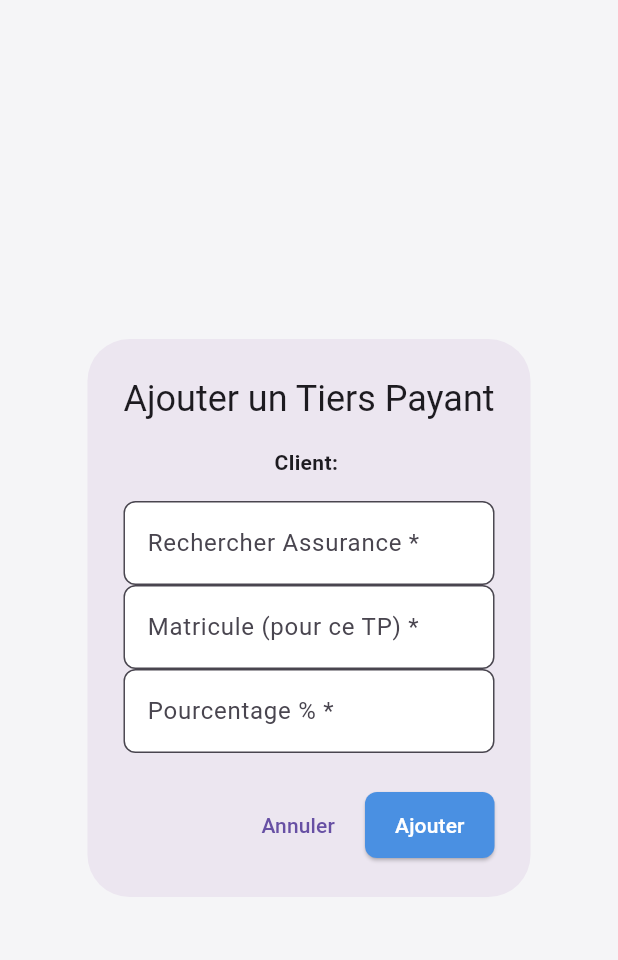
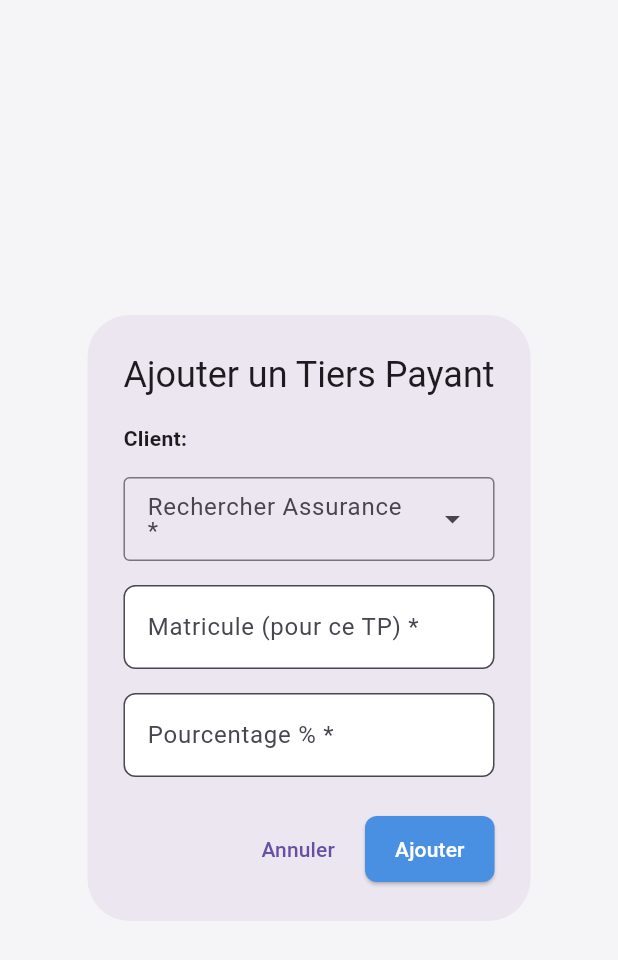
Before and after one commit to airm5500/prestige_vente_app, a Flutter app: the AddTiersPayantDialog widget shown alone on an empty page, opened directly, on a phone screen of 412 x 824 dp. Shown: the top 960 px of the screen. Run offline on Flutter 3.47's test engine with Material 3 defaults, Android fonts, the phone set to English and light mode, and no system bars; our stand-ins replace barcode_widget, cookie_jar, dio, dio_cookie_manager, fl_chart, qr_flutter and 1 more; missing offline and left inert: sunmi_printer_plus; accounts and stored records are empty.

Commit message:
correction recherche tp

```diff
--- a/lib/screens/assurance_sale/widgets/add_tiers_payant_dialog.dart
+++ b/lib/screens/assurance_sale/widgets/add_tiers_payant_dialog.dart
@@ -1,5 +1,5 @@
 // lib/screens/assurance_sale/widgets/add_tiers_payant_dialog.dart
-// 02/11/2025 15:40
+// 06/11/2025 00:15 (Corrigé - Espacement et Recherche)
 import 'dart:async';
 import 'package:flutter/material.dart';
 import 'package:flutter/services.dart';
@@ -19,33 +19,66 @@ class _AddTiersPayantDialogState extends State<AddTiersPayantDialog> {
   final _formKey = GlobalKey<FormState>();
   final _matriculeController = TextEditingController();
   final _pourcentageController = TextEditingController();
+
+  // MODIFICATIONS : Ajout du controller et focus node (comme in create_client_dialog.dart)
   final _assuranceController = TextEditingController();
+  final _assuranceFocusNode = FocusNode();
+  final _matriculeFocusNode = FocusNode();
+  final _pourcentageFocusNode = FocusNode();
+
 
   TiersPayantAssurance? _selectedTiersPayant;
   Timer? _debounce;
+
+  // MODIFICATION : Ajout du listener
+  @override
+  void initState() {
+    super.initState();
+    _assuranceController.addListener(_onAssuranceSearchChanged);
+  }
 
   @override
   void dispose() {
     _matriculeController.dispose();
     _pourcentageController.dispose();
+    _assuranceController.removeListener(_onAssuranceSearchChanged); // Nettoyer
     _assuranceController.dispose();
+    _assuranceFocusNode.dispose();
+    _matriculeFocusNode.dispose();
+    _pourcentageFocusNode.dispose();
     _debounce?.cancel();
     super.dispose();
   }
 
-  void _onAssuranceSearchChanged(AssuranceSaleProvider provider) {
+  // MODIFICATION : Ajout de la fonction (comme in create_client_dialog.dart)
+  // La recherche se fait à partir de 3 caractères
+  void _onAssuranceSearchChanged() {
+    final provider = Provider.of<AssuranceSaleProvider>(context, listen: false);
     if (_debounce?.isActive ?? false) _debounce!.cancel();
     _debounce = Timer(const Duration(milliseconds: 500), () {
-      provider.searchTiersPayantAssurance(_assuranceController.text);
+      final query = _assuranceController.text;
+      if (query.length >= 3) { // <-- Respect de la règle des 3 caractères
+        provider.searchTiersPayantAssurance(query);
+      } else {
+        provider.searchTiersPayantAssurance(""); // Vide la liste
+      }
     });
+
+    // Si l'utilisateur change le texte, invalide la sélection
+    if (_assuranceController.text != _selectedTiersPayant?.strFULLNAME) {
+      _selectedTiersPayant = null;
+    }
   }
 
   Future<void> _submit() async {
     if (!(_formKey.currentState?.validate() ?? false)) {
       return;
     }
-    if (_selectedTiersPayant == null) {
-      Constants.showSnackBar(context, "Veuillez sélectionner une assurance.", isError: true);
+
+    // MODIFICATION : Vérification manuelle de la sélection
+    if (_selectedTiersPayant == null || _assuranceController.text != _selectedTiersPayant!.strFULLNAME) {
+      Constants.showSnackBar(context, "Veuillez sélectionner une assurance valide dans la liste.", isError: true);
+      _assuranceFocusNode.requestFocus();
       return;
     }
 
@@ -63,8 +96,10 @@ class _AddTiersPayantDialogState extends State<AddTiersPayantDialog> {
 
   @override
   Widget build(BuildContext context) {
-    return Consumer<AssuranceSaleProvider>(
-      builder: (context, provider, child) {
+    // Pas besoin de Consumer autour de l'AlertDialog,
+    // on le mettra autour du DropdownMenu.
+    final provider = Provider.of<AssuranceSaleProvider>(context, listen: false);
+
     return AlertDialog(
       title: const Text('Ajouter un Tiers Payant'),
       content: Form(
@@ -72,50 +107,60 @@ class _AddTiersPayantDialogState extends State<AddTiersPayantDialog> {
         child: SingleChildScrollView(
           child: Column(
             mainAxisSize: MainAxisSize.min,
+            crossAxisAlignment: CrossAxisAlignment.start,
             children: [
               Text("Client: ${provider.selectedClient?.fullName ?? ''}", style: const TextStyle(fontWeight: FontWeight.bold)),
+              const SizedBox(height: 16), // Espacement
+
+              // MODIFICATION : Remplacement de Autocomplete par DropdownMenu
+              Consumer<AssuranceSaleProvider>(
+                  builder: (context, provider, child) {
+                    return DropdownMenu<TiersPayantAssurance>(
+                      controller: _assuranceController,
+                      focusNode: _assuranceFocusNode,
+                      label: const Text('Rechercher Assurance *'),
+                      expandedInsets: EdgeInsets.zero,
+                      enableFilter: true,
+                      enableSearch: true,
+                      dropdownMenuEntries: provider.tiersPayantSearchResults.map((tp) {
+                        return DropdownMenuEntry<TiersPayantAssurance>(
+                          value: tp,
+                          label: tp.strFULLNAME,
+                        );
+                      }).toList(),
+                      onSelected: (TiersPayantAssurance? selection) {
+                        _selectedTiersPayant = selection;
+                        _assuranceController.text = selection?.strFULLNAME ?? "";
+                        FocusScope.of(context).requestFocus(_matriculeFocusNode);
+                      },
+                    );
+                  }
+              ),
+              // FIN MODIFICATION
+
+              // MODIFICATION (Bug 1) : Ajout d'espacement
               const SizedBox(height: 16),
-                  Autocomplete<TiersPayantAssurance>(
-                    fieldViewBuilder: (context, textEditingController, focusNode, onFieldSubmitted) {
-                      _assuranceController.text = textEditingController.text;
-                      _onAssuranceSearchChanged(provider);
-                      return TextFormField(
-                        controller: textEditingController,
-                        focusNode: focusNode,
-                        decoration: const InputDecoration(
-                          labelText: 'Rechercher Assurance *',
-                        ),
-                        onChanged: (_) => _onAssuranceSearchChanged(provider),
-                        validator: (_) => _selectedTiersPayant == null ? 'Veuillez sélectionner une assurance' : null,
-                      );
-                    },
-                    optionsBuilder: (TextEditingValue textEditingValue) {
-                      if (textEditingValue.text == '') {
-                        return const Iterable<TiersPayantAssurance>.empty();
-                      }
-                      return provider.tiersPayantSearchResults.where((tp) => tp
-                          .strFULLNAME
-                          .toLowerCase()
-                          .contains(textEditingValue.text.toLowerCase()));
-                    },
-                    displayStringForOption: (TiersPayantAssurance option) => option.strFULLNAME,
-                    onSelected: (TiersPayantAssurance selection) {
-                      setState(() {
-                        _selectedTiersPayant = selection;
-                      });
-                      _assuranceController.text = selection.strFULLNAME;
-                    },
-                  ),
+
               TextFormField(
                 controller: _matriculeController,
+                focusNode: _matriculeFocusNode,
                 decoration: const InputDecoration(labelText: 'Matricule (pour ce TP) *'),
+                textInputAction: TextInputAction.next,
+                onFieldSubmitted: (_) => FocusScope.of(context).requestFocus(_pourcentageFocusNode),
                 validator: (val) => (val?.isEmpty ?? true) ? 'Requis' : null,
               ),
+
+              // MODIFICATION (Bug 1) : Ajout d'espacement
+              const SizedBox(height: 16),
+
               TextFormField(
                 controller: _pourcentageController,
+                focusNode: _pourcentageFocusNode,
                 decoration: const InputDecoration(labelText: 'Pourcentage % *'),
                 keyboardType: TextInputType.number,
                 inputFormatters: [FilteringTextInputFormatter.digitsOnly],
+                textInputAction: TextInputAction.done,
+                onFieldSubmitted: (_) => _submit(),
                 validator: (val) {
                   if (val?.isEmpty ?? true) return 'Requis';
                   final int? p = int.tryParse(val!);
@@ -130,18 +175,29 @@ class _AddTiersPayantDialogState extends State<AddTiersPayantDialog> {
         ),
       ),
       actions: [
-            if (provider.isLoading) const CircularProgressIndicator(),
+        // On écoute le isLoading du provider pour le spinner
+        Consumer<AssuranceSaleProvider>(
+            builder: (context, provider, child) {
+              if (provider.isLoading) {
+                return const Padding(
+                  padding: EdgeInsets.all(8.0),
+                  child: CircularProgressIndicator(),
+                );
+              }
+              return const SizedBox.shrink();
+            }
+        ),
         TextButton(
-              onPressed: () => Navigator.of(context).pop(),
+          // On désactive si le provider charge
+          onPressed: provider.isLoading ? null : () => Navigator.of(context).pop(),
           child: const Text('Annuler'),
         ),
         ElevatedButton(
+          // On désactive si le provider charge
           onPressed: provider.isLoading ? null : _submit,
           child: const Text('Ajouter'),
         ),
       ],
     );
-      },
-    );
   }
 }
```
Lines whose indentation alone changed are shown as unchanged.
